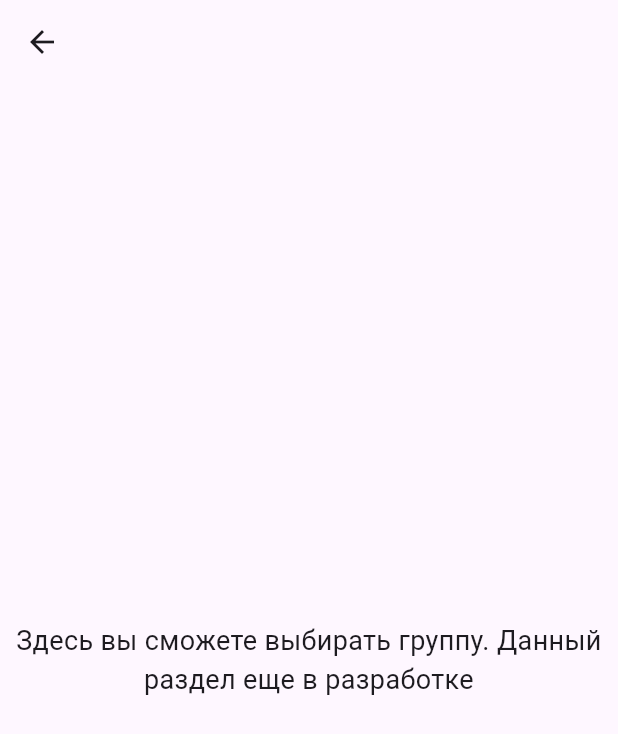
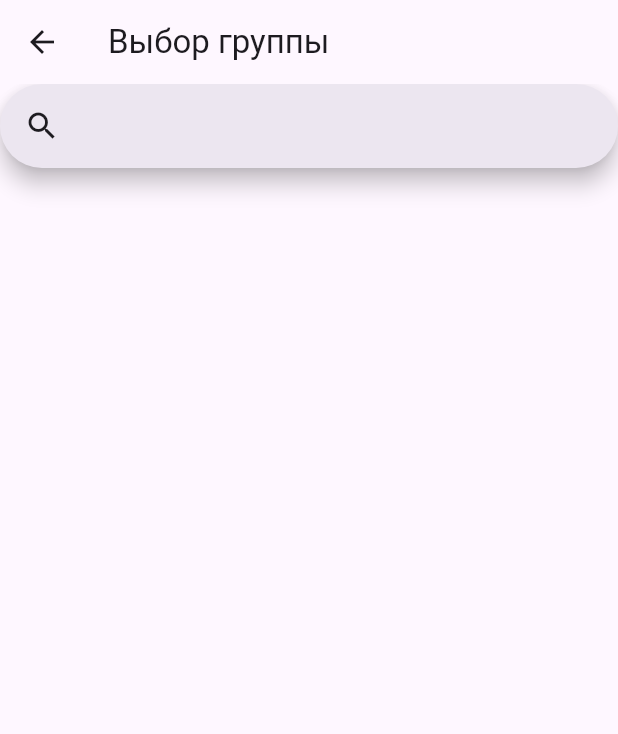
Before and after one commit to Tuuraa/Scheduler, a Flutter app: the screen it shows after launch, after a tap on the "bookmark" icon, on a phone screen of 412 x 824 dp. Shown: the top 734 px of the screen. Run offline on Flutter 3.47's test engine with Material 3 defaults, Android fonts, the light colour scheme and no system bars; our stand-ins replace google_fonts, table_calendar.

```diff
--- a/shedule_app/lib/pages/choose_group.dart
+++ b/shedule_app/lib/pages/choose_group.dart
@@ -1,17 +1,44 @@
 import 'package:flutter/material.dart';
 
-class ChooseGroup extends StatelessWidget {
-  const ChooseGroup({super.key});
+class ChooseGroup extends StatefulWidget {
+  ChooseGroup({super.key});
+
+  @override
+  State<ChooseGroup> createState() => _ChooseGroupState();
+}
+
+class _ChooseGroupState extends State<ChooseGroup> {
+  String searchText = "";
+
+  void updateSearchText(String value) {
+    setState(() {
+      searchText = value;
+    });
+  }
 
   @override
   Widget build(BuildContext context) {
     return Scaffold(
-      appBar: AppBar(),
-      body: Center(
-          child: Text(
-              textAlign: TextAlign.center,
-              "Здесь вы сможете выбирать группу. Данный раздел еще в разработке",
-              style: TextStyle(fontSize: 18))),
-    );
+        appBar: AppBar(title: const Text("Выбор группы")),
+        body: Column(
+          children: [
+            SearchAnchor(
+              suggestionsBuilder:
+                  (BuildContext context, SearchController controller) => [],
+              builder: (BuildContext context, SearchController controller) {
+                return SearchBar(
+                  controller: controller,
+                  padding: const MaterialStatePropertyAll<EdgeInsets>(
+                      EdgeInsets.symmetric(horizontal: 16.0)),
+                  onChanged: (value) {
+                    updateSearchText(value);
+                  },
+                  leading: const Icon(Icons.search),
+                );
+              },
+            ),
+            const SizedBox(height: 30),
+          ],
+        ));
   }
 }
--- a/shedule_app/lib/pages/main_page.dart
+++ b/shedule_app/lib/pages/main_page.dart
@@ -84,8 +84,8 @@ class _LaunchAppState extends State<LaunchApp> {
           style: GoogleFonts.acme(fontSize: 28),
         ),
         leading: IconButton(
-          onPressed: () => Navigator.push(context,
-              MaterialPageRoute(builder: (context) => const ChooseGroup())),
+          onPressed: () => Navigator.push(
+              context, MaterialPageRoute(builder: (context) => ChooseGroup())),
           icon: const Icon(Icons.bookmark),
         ),
         actions: [
--- a/shedule_app/lib/pages/search_page.dart
+++ b/shedule_app/lib/pages/search_page.dart
@@ -1,8 +1,6 @@
 import 'package:flutter/material.dart';
-import 'package:flutter/widgets.dart';
 import 'package:shedule_app/components/shedule_item.dart';
 import 'package:shedule_app/models/day_shedule.dart';
-import 'package:shedule_app/models/shedule.dart';
 import 'package:shedule_app/pr2_schedule/total_list.dart';
 
 class CustomSearch extends StatefulWidget {
@@ -25,7 +23,7 @@ class _CustomSearchState extends State<CustomSearch> {
 
   void updateFoundList(String value) {
     setState(() {
-      searchTitle = value.toLowerCase();
+      searchTitle = value.toLowerCase().trim();
     });
 
     if (value.isEmpty) {
--- a/shedule_app/pubspec.yaml
+++ b/shedule_app/pubspec.yaml
@@ -40,6 +40,7 @@ dependencies:
   table_calendar: ^3.1.1
   intl: ^0.19.0
   url_launcher: ^6.0.20
+  html: ^0.15.0
 
 dev_dependencies:
   flutter_test:
```
Also changed, not shown: shedule_app/lib/config.dart (added, +20 -0 lines), shedule_app/lib/parser/parse.dart (added, +33 -0 lines), shedule_app/pubspec.lock.
